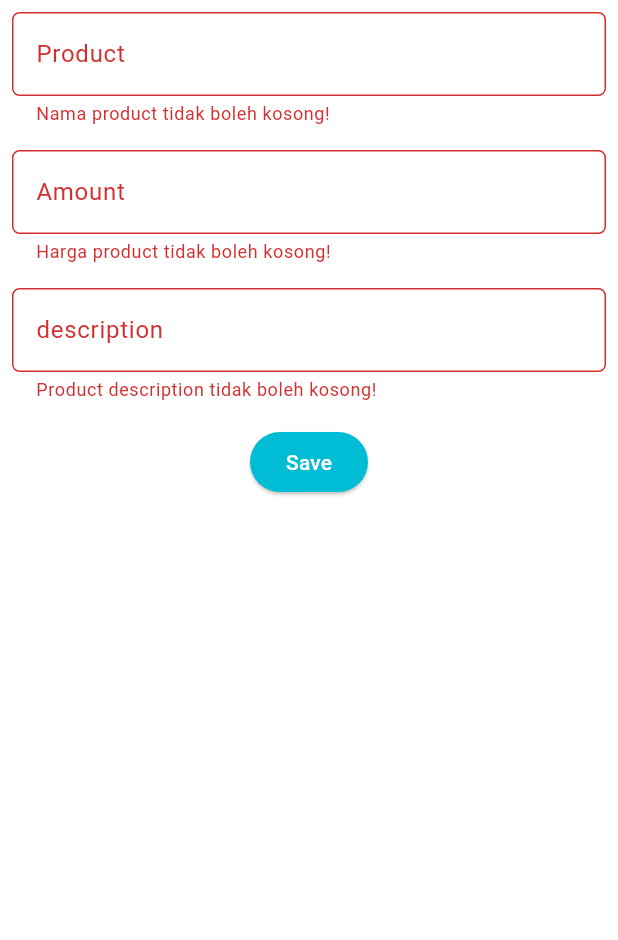
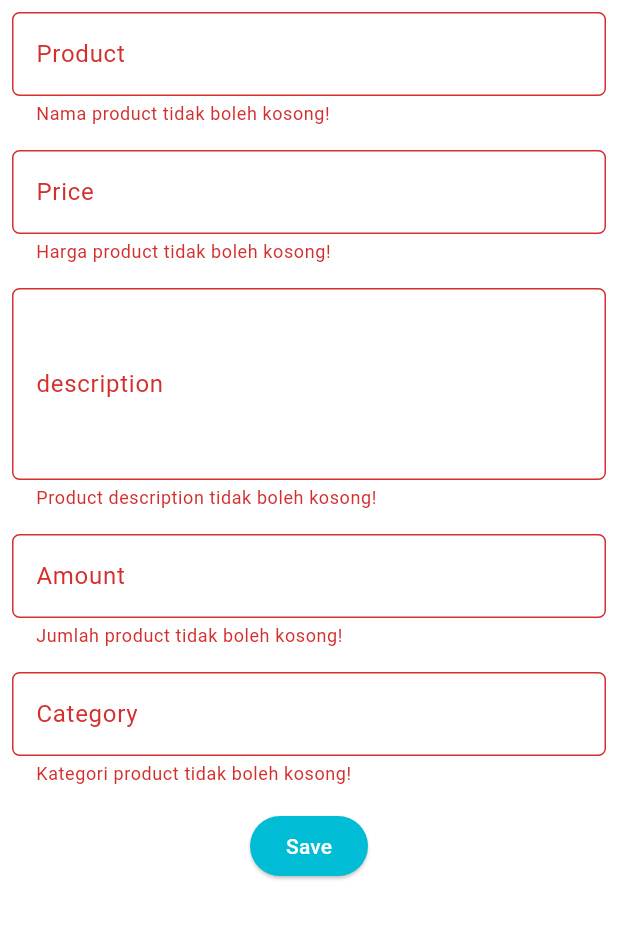
Before and after one commit to ThatTryHard/dodostore-mobile, a Flutter app: the ProductEntryFormPage screen opened directly, after a tap on "Save", on a phone screen of 412 x 824 dp, the part 84-1024 px from its top. Run offline on Flutter 3.47's test engine with Material 3 defaults, Android fonts, the phone set to English and light mode, and no system bars.

Commit message:
Revised form model and readme

```diff
--- a/lib/screens/productentry_form.dart
+++ b/lib/screens/productentry_form.dart
@@ -13,7 +13,9 @@ class _ProductEntryFormPageState extends State<ProductEntryFormPage> {
   final _formKey = GlobalKey<FormState>();
   String _product = "";
   String _description = "";
+  int _price = 0;
   int _amount = 0;
+  String _category = "";
   @override
   Widget build(BuildContext context) {
     return Scaffold(
@@ -61,15 +63,15 @@ class _ProductEntryFormPageState extends State<ProductEntryFormPage> {
                 padding: const EdgeInsets.all(8.0),
                 child: TextFormField(
                   decoration: InputDecoration(
-                    hintText: "Amount",
-                    labelText: "Amount",
+                    hintText: "Price",
+                    labelText: "Price",
                     border: OutlineInputBorder(
                       borderRadius: BorderRadius.circular(5.0),
                     ),
                   ),
                   onChanged: (String? value) {
                     setState(() {
-                      _amount = int.tryParse(value!) ?? 0;
+                      _price = int.tryParse(value!) ?? 0;
                     });
                   },
                   validator: (String? value) {
@@ -86,6 +88,9 @@ class _ProductEntryFormPageState extends State<ProductEntryFormPage> {
               Padding(
                 padding: const EdgeInsets.all(8.0),
                 child: TextFormField(
+                  minLines: 4,
+                  keyboardType: TextInputType.multiline,
+                  maxLines: null,
                   decoration: InputDecoration(
                     hintText: "description",
                     labelText: "description",
@@ -106,13 +111,62 @@ class _ProductEntryFormPageState extends State<ProductEntryFormPage> {
                   },
                 ),
               ),
+              Padding(
+                padding: const EdgeInsets.all(8.0),
+                child: TextFormField(
+                  decoration: InputDecoration(
+                    hintText: "Amount",
+                    labelText: "Amount",
+                    border: OutlineInputBorder(
+                      borderRadius: BorderRadius.circular(5.0),
+                    ),
+                  ),
+                  onChanged: (String? value) {
+                    setState(() {
+                      _amount = int.tryParse(value!) ?? 0;
+                    });
+                  },
+                  validator: (String? value) {
+                    if (value == null || value.isEmpty) {
+                      return "Jumlah product tidak boleh kosong!";
+                    }
+                    if (int.tryParse(value) == null) {
+                      return "Jumlah product harus berupa angka!";
+                    }
+                    return null;
+                  },
+                ),
+              ),
+              Padding(
+                padding: const EdgeInsets.all(8.0),
+                child: TextFormField(
+                  decoration: InputDecoration(
+                    hintText: "category",
+                    labelText: "Category",
+                    border: OutlineInputBorder(
+                      borderRadius: BorderRadius.circular(5.0),
+                    ),
+                  ),
+                  onChanged: (String? value) {
+                    setState(() {
+                      _category = value!;
+                    });
+                  },
+                  validator: (String? value) {
+                    if (value == null || value.isEmpty) {
+                      return "Kategori product tidak boleh kosong!";
+                    }
+                    return null;
+                  },
+                ),
+              ),
               Align(
                 alignment: Alignment.bottomCenter,
                 child: Padding(
                   padding: const EdgeInsets.all(8.0),
                   child: ElevatedButton(
                     style: ButtonStyle(
-                      backgroundColor: MaterialStateProperty.all(
+                      backgroundColor: WidgetStateProperty.all(
                           Theme.of(context).colorScheme.primary),
                     ),
                     onPressed: () {
@@ -127,9 +181,10 @@ class _ProductEntryFormPageState extends State<ProductEntryFormPage> {
                                   crossAxisAlignment: CrossAxisAlignment.start,
                                   children: [
                                     Text('Product: $_product'),
-                                    // Munculkan value-value lainnya
-                                    Text('Amount: $_amount'),
-                                    Text('description: $_description'),
+                                    Text('Price: Rp. $_price'),
+                                    Text('Description: $_description'),
+                                    Text('Amount: $_amount pcs'),
+                                    Text('Category: $_category'),
                                   ],
                                 ),
                               ),
```
Also changed, not shown: 1 other file.
